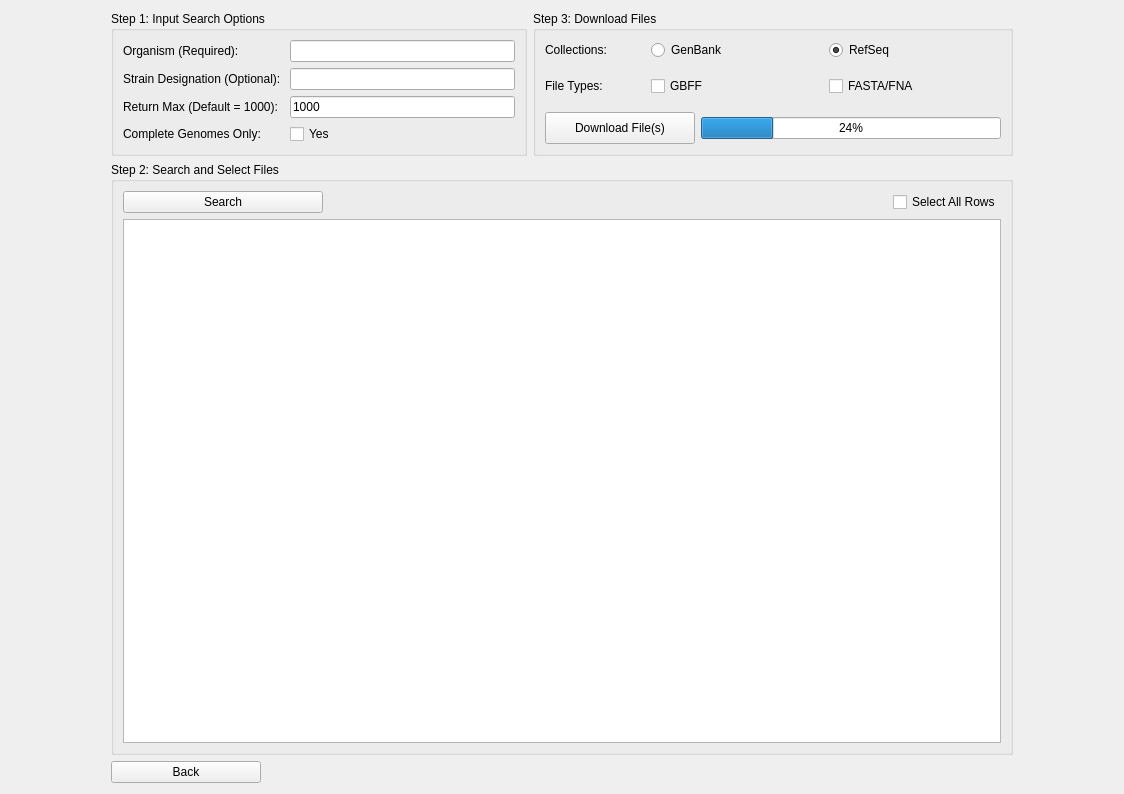
Before: the Qt Designer form ncbi.ui in TrinhLab/CASPERapp, drawn with Qt 5.
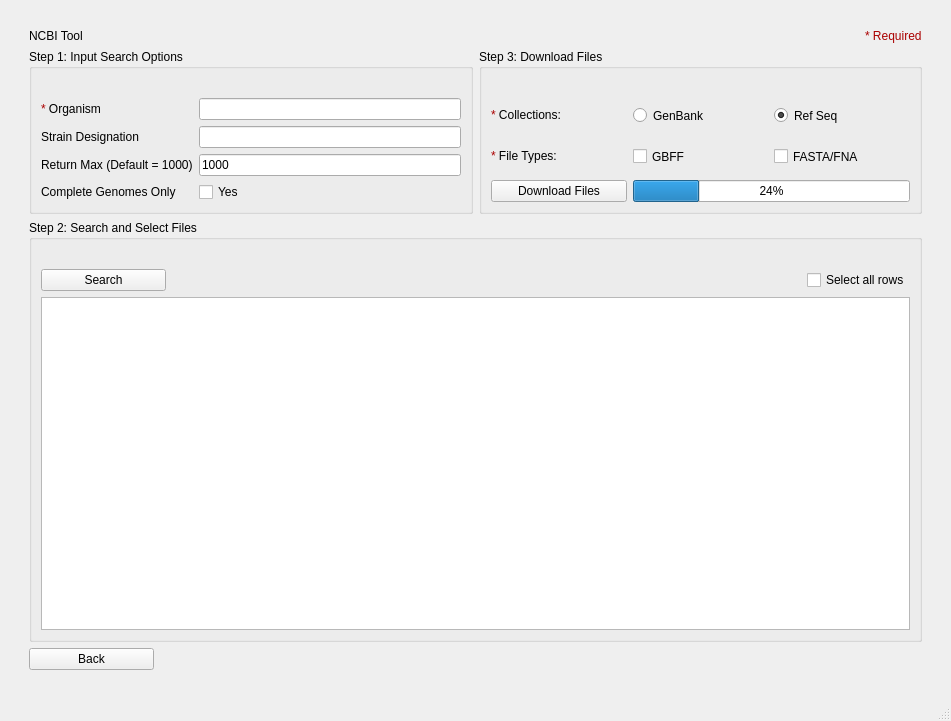
After: the same form once the commit is applied.

Commit message: adding dynamic scaling to gen lib and ncbi tool. Also fixed error in ncbi that would cause CASPER to crash if the user tried to rename a file with a filename that already existed in the CASPER DB directory.

```diff
--- a/ncbi.ui
+++ b/ncbi.ui
@@ -1,486 +1,473 @@
 <?xml version="1.0" encoding="UTF-8"?>
 <ui version="4.0">
- <class>Form</class>
- <widget class="QWidget" name="Form">
-  <property name="enabled">
-   <bool>true</bool>
-  </property>
+ <class>MainWindow</class>
+ <widget class="QMainWindow" name="MainWindow">
   <property name="geometry">
    <rect>
     <x>0</x>
     <y>0</y>
-    <width>1124</width>
-    <height>794</height>
+    <width>951</width>
+    <height>721</height>
    </rect>
   </property>
-  <property name="sizePolicy">
-   <sizepolicy hsizetype="Fixed" vsizetype="Preferred">
-    <horstretch>0</horstretch>
-    <verstretch>0</verstretch>
-   </sizepolicy>
-  </property>
-  <property name="font">
-   <font>
-    <family>Arial</family>
-    <weight>50</weight>
-    <italic>false</italic>
-    <bold>false</bold>
-   </font>
-  </property>
-  <property name="acceptDrops">
-   <bool>false</bool>
-  </property>
   <property name="windowTitle">
    <string>NCBI File Search</string>
   </property>
-  <property name="styleSheet">
-   <string notr="true"/>
-  </property>
-  <layout class="QGridLayout" name="gridLayout">
-   <property name="sizeConstraint">
-    <enum>QLayout::SetDefaultConstraint</enum>
-   </property>
-   <item row="0" column="1" colspan="3">
-    <widget class="QGroupBox" name="Step1">
-     <property name="title">
-      <string>Step 1: Input Search Options</string>
-     </property>
-     <layout class="QGridLayout" name="gridLayout_4">
-      <item row="0" column="0">
-       <layout class="QGridLayout" name="gridLayout_2">
-        <property name="sizeConstraint">
-         <enum>QLayout::SetDefaultConstraint</enum>
+  <widget class="QWidget" name="centralwidget">
+   <layout class="QGridLayout" name="gridLayout">
+    <item row="0" column="1">
+     <spacer name="verticalSpacer_2">
+      <property name="orientation">
+       <enum>Qt::Vertical</enum>
+      </property>
+      <property name="sizeType">
+       <enum>QSizePolicy::Fixed</enum>
+      </property>
+      <property name="sizeHint" stdset="0">
+       <size>
+        <width>20</width>
+        <height>20</height>
+       </size>
+      </property>
+     </spacer>
+    </item>
+    <item row="1" column="3">
+     <spacer name="horizontalSpacer_2">
+      <property name="orientation">
+       <enum>Qt::Horizontal</enum>
+      </property>
+      <property name="sizeType">
+       <enum>QSizePolicy::Fixed</enum>
+      </property>
+      <property name="sizeHint" stdset="0">
+       <size>
+        <width>20</width>
+        <height>20</height>
+       </size>
+      </property>
+     </spacer>
+    </item>
+    <item row="1" column="1">
+     <layout class="QGridLayout" name="gridLayout_3">
+      <item row="2" column="0" colspan="2">
+       <widget class="QGroupBox" name="Step2">
+        <property name="sizePolicy">
+         <sizepolicy hsizetype="Expanding" vsizetype="Minimum">
+          <horstretch>0</horstretch>
+          <verstretch>0</verstretch>
+         </sizepolicy>
         </property>
-        <item row="1" column="0">
-         <widget class="QLabel" name="infra_name_label">
-          <property name="font">
-           <font>
-            <family>Arial</family>
-            <weight>50</weight>
-            <italic>false</italic>
-            <bold>false</bold>
-           </font>
-          </property>
-          <property name="text">
-           <string>Strain Designation (Optional): </string>
-          </property>
-          <property name="alignment">
-           <set>Qt::AlignLeading|Qt::AlignLeft|Qt::AlignVCenter</set>
-          </property>
-         </widget>
-        </item>
-        <item row="3" column="0">
-         <widget class="QLabel" name="genome_label">
-          <property name="maximumSize">
-           <size>
-            <width>16777215</width>
-            <height>16777215</height>
-           </size>
-          </property>
-          <property name="font">
-           <font>
-            <family>Arial</family>
-            <weight>50</weight>
-            <italic>false</italic>
-            <bold>false</bold>
-           </font>
-          </property>
-          <property name="toolTip">
-           <string>Only display entries classified as &quot;Complete Genomes&quot; by NCBI</string>
-          </property>
-          <property name="text">
-           <string>Complete Genomes Only:</string>
-          </property>
-          <property name="alignment">
-           <set>Qt::AlignLeading|Qt::AlignLeft|Qt::AlignVCenter</set>
-          </property>
-         </widget>
-        </item>
-        <item row="0" column="1">
-         <widget class="QLineEdit" name="organism_line_edit">
-          <property name="minimumSize">
-           <size>
-            <width>225</width>
-            <height>21</height>
-           </size>
-          </property>
-          <property name="maximumSize">
-           <size>
-            <width>400</width>
-            <height>16777215</height>
-           </size>
-          </property>
-          <property name="font">
-           <font>
-            <family>Arial</family>
-            <weight>50</weight>
-            <italic>false</italic>
-            <bold>false</bold>
-           </font>
-          </property>
-         </widget>
-        </item>
-        <item row="2" column="1">
-         <widget class="QLineEdit" name="ret_max_line_edit">
-          <property name="maximumSize">
-           <size>
-            <width>400</width>
-            <height>16777215</height>
-           </size>
-          </property>
-          <property name="font">
-           <font>
-            <family>Arial</family>
-            <weight>50</weight>
-            <italic>false</italic>
-            <bold>false</bold>
-           </font>
-          </property>
-          <property name="text">
-           <string>1000</string>
-          </property>
-         </widget>
-        </item>
-        <item row="1" column="1">
-         <widget class="QLineEdit" name="infra_name_line_edit">
-          <property name="maximumSize">
-           <size>
-            <width>400</width>
-            <height>16777215</height>
-           </size>
-          </property>
-          <property name="font">
-           <font>
-            <family>Arial</family>
-            <weight>50</weight>
-            <italic>false</italic>
-            <bold>false</bold>
-           </font>
-          </property>
-         </widget>
-        </item>
-        <item row="2" column="0">
-         <widget class="QLabel" name="ret_max_label">
-          <property name="font">
-           <font>
-            <family>Arial</family>
-            <weight>50</weight>
-            <italic>false</italic>
-            <bold>false</bold>
-           </font>
-          </property>
-          <property name="toolTip">
-           <string>Number of search results to return</string>
-          </property>
-          <property name="text">
-           <string>Return Max (Default = 1000):</string>
-          </property>
-         </widget>
-        </item>
-        <item row="0" column="0">
-         <widget class="QLabel" name="organism_label">
-          <property name="font">
-           <font>
-            <family>Arial</family>
-            <weight>50</weight>
-            <italic>false</italic>
-            <bold>false</bold>
-           </font>
-          </property>
-          <property name="text">
-           <string>Organism (Required): </string>
-          </property>
-          <property name="alignment">
-           <set>Qt::AlignLeading|Qt::AlignLeft|Qt::AlignVCenter</set>
-          </property>
-         </widget>
-        </item>
-        <item row="3" column="1">
-         <widget class="QCheckBox" name="yes_box">
-          <property name="text">
-           <string>Yes</string>
-          </property>
-         </widget>
-        </item>
-       </layout>
+        <property name="title">
+         <string>Step 2: Search and Select Files</string>
+        </property>
+        <layout class="QGridLayout" name="gridLayout_8">
+         <item row="1" column="0" alignment="Qt::AlignLeft">
+          <widget class="QPushButton" name="search_button">
+           <property name="sizePolicy">
+            <sizepolicy hsizetype="Minimum" vsizetype="Preferred">
+             <horstretch>0</horstretch>
+             <verstretch>0</verstretch>
+            </sizepolicy>
+           </property>
+           <property name="minimumSize">
+            <size>
+             <width>125</width>
+             <height>0</height>
+            </size>
+           </property>
+           <property name="text">
+            <string>Search</string>
+           </property>
+          </widget>
+         </item>
+         <item row="1" column="1" alignment="Qt::AlignRight">
+          <widget class="QCheckBox" name="all_rows">
+           <property name="sizePolicy">
+            <sizepolicy hsizetype="Preferred" vsizetype="Preferred">
+             <horstretch>0</horstretch>
+             <verstretch>0</verstretch>
+            </sizepolicy>
+           </property>
+           <property name="text">
+            <string>Select all rows</string>
+           </property>
+          </widget>
+         </item>
+         <item row="2" column="0" colspan="2">
+          <widget class="QTableView" name="ncbi_table">
+           <property name="sizePolicy">
+            <sizepolicy hsizetype="Preferred" vsizetype="Expanding">
+             <horstretch>0</horstretch>
+             <verstretch>0</verstretch>
+            </sizepolicy>
+           </property>
+          </widget>
+         </item>
+         <item row="0" column="0" colspan="2">
+          <widget class="QLabel" name="spacer2">
+           <property name="sizePolicy">
+            <sizepolicy hsizetype="Preferred" vsizetype="Fixed">
+             <horstretch>0</horstretch>
+             <verstretch>0</verstretch>
+            </sizepolicy>
+           </property>
+           <property name="text">
+            <string/>
+           </property>
+          </widget>
+         </item>
+        </layout>
+       </widget>
       </item>
-     </layout>
-    </widget>
-   </item>
-   <item row="0" column="0">
-    <spacer name="horizontalSpacer">
-     <property name="orientation">
-      <enum>Qt::Horizontal</enum>
-     </property>
-     <property name="sizeHint" stdset="0">
-      <size>
-       <width>40</width>
-       <height>20</height>
-      </size>
-     </property>
-    </spacer>
-   </item>
-   <item row="0" column="4" colspan="3">
-    <widget class="QGroupBox" name="Step3">
-     <property name="title">
-      <string>Step 3: Download Files</string>
-     </property>
-     <layout class="QGridLayout" name="gridLayout_5">
-      <item row="2" column="1" colspan="2">
-       <widget class="QProgressBar" name="progressBar">
+      <item row="3" column="0" alignment="Qt::AlignLeft">
+       <widget class="QPushButton" name="back_button">
         <property name="sizePolicy">
-         <sizepolicy hsizetype="Fixed" vsizetype="Fixed">
+         <sizepolicy hsizetype="Minimum" vsizetype="Preferred">
           <horstretch>0</horstretch>
           <verstretch>0</verstretch>
          </sizepolicy>
         </property>
         <property name="minimumSize">
          <size>
-          <width>300</width>
+          <width>125</width>
           <height>0</height>
          </size>
         </property>
-        <property name="maximumSize">
-         <size>
-          <width>15605005</width>
-          <height>16777215</height>
-         </size>
+        <property name="text">
+         <string>Back</string>
         </property>
-        <property name="value">
-         <number>24</number>
-        </property>
        </widget>
       </item>
-      <item row="2" column="0">
-       <widget class="QPushButton" name="download_button">
-        <property name="minimumSize">
-         <size>
-          <width>150</width>
-          <height>32</height>
-         </size>
+      <item row="0" column="0" alignment="Qt::AlignLeft">
+       <widget class="QLabel" name="title">
+        <property name="sizePolicy">
+         <sizepolicy hsizetype="Fixed" vsizetype="Fixed">
+          <horstretch>0</horstretch>
+          <verstretch>0</verstretch>
+         </sizepolicy>
         </property>
-        <property name="maximumSize">
-         <size>
-          <width>16777215</width>
-          <height>32</height>
-         </size>
+        <property name="text">
+         <string>NCBI Tool</string>
         </property>
-        <property name="font">
-         <font>
-          <family>Arial</family>
-          <weight>50</weight>
-          <italic>false</italic>
-          <bold>false</bold>
-         </font>
+       </widget>
+      </item>
+      <item row="0" column="1" alignment="Qt::AlignRight">
+       <widget class="QLabel" name="label_6">
+        <property name="sizePolicy">
+         <sizepolicy hsizetype="Fixed" vsizetype="Fixed">
+          <horstretch>0</horstretch>
+          <verstretch>0</verstretch>
+         </sizepolicy>
         </property>
         <property name="text">
-         <string>Download File(s)</string>
+         <string>&lt;html&gt;&lt;head/&gt;&lt;body&gt;&lt;p&gt;&lt;span style=&quot; color:#aa0000;&quot;&gt;* Required&lt;/span&gt;&lt;/p&gt;&lt;/body&gt;&lt;/html&gt;</string>
         </property>
+        <property name="textFormat">
+         <enum>Qt::RichText</enum>
+        </property>
        </widget>
       </item>
-      <item row="0" column="0" colspan="3">
-       <layout class="QGridLayout" name="gridLayout_3">
-        <property name="sizeConstraint">
-         <enum>QLayout::SetDefaultConstraint</enum>
-        </property>
-        <item row="0" column="0">
-         <widget class="QLabel" name="collection_label">
-          <property name="maximumSize">
-           <size>
-            <width>100</width>
-            <height>16777215</height>
-           </size>
-          </property>
-          <property name="font">
-           <font>
-            <family>Arial</family>
-            <weight>50</weight>
-            <italic>false</italic>
-            <bold>false</bold>
-           </font>
-          </property>
-          <property name="toolTip">
-           <string>These are the databases that files are downloaded from. Refseq is considered the gold standard for annotations and assemblies. It is HIGHLY recommended to use Refseq if available for the genome of interest.</string>
-          </property>
-          <property name="text">
-           <string>Collections:</string>
-          </property>
-          <property name="alignment">
-           <set>Qt::AlignLeading|Qt::AlignLeft|Qt::AlignVCenter</set>
-          </property>
-         </widget>
-        </item>
-        <item row="1" column="0" rowspan="2">
-         <widget class="QLabel" name="label_3">
-          <property name="maximumSize">
-           <size>
-            <width>100</width>
-            <height>16777215</height>
-           </size>
-          </property>
-          <property name="font">
-           <font>
-            <family>Arial</family>
-            <weight>50</weight>
-            <italic>false</italic>
-            <bold>false</bold>
-           </font>
-          </property>
-          <property name="toolTip">
-           <string>These are the file types that you are choosing to download. GBFF = annotation file, FASTA/FNA = genomic sequence file.</string>
-          </property>
-          <property name="text">
-           <string>File Types:</string>
-          </property>
-          <property name="alignment">
-           <set>Qt::AlignLeading|Qt::AlignLeft|Qt::AlignVCenter</set>
-          </property>
-         </widget>
-        </item>
-        <item row="1" column="1" rowspan="2" colspan="2">
-         <layout class="QHBoxLayout" name="horizontalLayout">
-          <item>
-           <widget class="QCheckBox" name="gbff_checkbox">
-            <property name="text">
-             <string>GBFF</string>
-            </property>
-           </widget>
-          </item>
-          <item>
-           <widget class="QCheckBox" name="fna_checkbox">
-            <property name="text">
-             <string>FASTA/FNA</string>
-            </property>
-           </widget>
-          </item>
-         </layout>
-        </item>
-        <item row="0" column="1" colspan="2">
-         <layout class="QHBoxLayout" name="horizontalLayout_2">
-          <item>
-           <widget class="QRadioButton" name="genbank_checkbox">
-            <property name="text">
-             <string>GenBank</string>
-            </property>
-            <property name="checked">
-             <bool>false</bool>
-            </property>
-           </widget>
-          </item>
-          <item>
-           <widget class="QRadioButton" name="refseq_checkbox">
-            <property name="text">
-             <string>RefSeq</string>
-            </property>
-            <property name="checked">
-             <bool>true</bool>
-            </property>
-           </widget>
-          </item>
-         </layout>
-        </item>
-       </layout>
-      </item>
-     </layout>
-    </widget>
-   </item>
-   <item row="0" column="7">
-    <spacer name="horizontalSpacer_2">
-     <property name="orientation">
-      <enum>Qt::Horizontal</enum>
-     </property>
-     <property name="sizeHint" stdset="0">
-      <size>
-       <width>30</width>
-       <height>20</height>
-      </size>
-     </property>
-    </spacer>
-   </item>
-   <item row="1" column="1" colspan="6">
-    <widget class="QGroupBox" name="Step2">
-     <property name="title">
-      <string>Step 2: Search and Select Files</string>
-     </property>
-     <layout class="QGridLayout" name="gridLayout_6">
-      <item row="2" column="0" colspan="4">
-       <widget class="QTableView" name="ncbi_table">
+      <item row="1" column="1">
+       <widget class="QGroupBox" name="Step3">
         <property name="sizePolicy">
-         <sizepolicy hsizetype="Expanding" vsizetype="Expanding">
+         <sizepolicy hsizetype="Expanding" vsizetype="Minimum">
           <horstretch>0</horstretch>
           <verstretch>0</verstretch>
          </sizepolicy>
         </property>
-        <property name="minimumSize">
-         <size>
-          <width>400</width>
-          <height>400</height>
-         </size>
+        <property name="title">
+         <string>Step 3: Download Files</string>
         </property>
-        <property name="maximumSize">
-         <size>
-          <width>1000</width>
-          <height>16777215</height>
-         </size>
-        </property>
-        <attribute name="horizontalHeaderDefaultSectionSize">
-         <number>59</number>
-        </attribute>
+        <layout class="QGridLayout" name="gridLayout_6">
+         <item row="3" column="0">
+          <widget class="QPushButton" name="download_button">
+           <property name="sizePolicy">
+            <sizepolicy hsizetype="Preferred" vsizetype="Fixed">
+             <horstretch>0</horstretch>
+             <verstretch>0</verstretch>
+            </sizepolicy>
+           </property>
+           <property name="text">
+            <string>Download Files</string>
+           </property>
+          </widget>
+         </item>
+         <item row="2" column="1">
+          <widget class="QCheckBox" name="gbff_checkbox">
+           <property name="sizePolicy">
+            <sizepolicy hsizetype="Preferred" vsizetype="Preferred">
+             <horstretch>0</horstretch>
+             <verstretch>0</verstretch>
+            </sizepolicy>
+           </property>
+           <property name="text">
+            <string>GBFF</string>
+           </property>
+          </widget>
+         </item>
+         <item row="3" column="1" colspan="2">
+          <widget class="QProgressBar" name="progressBar">
+           <property name="sizePolicy">
+            <sizepolicy hsizetype="Preferred" vsizetype="Fixed">
+             <horstretch>0</horstretch>
+             <verstretch>0</verstretch>
+            </sizepolicy>
+           </property>
+           <property name="value">
+            <number>24</number>
+           </property>
+          </widget>
+         </item>
+         <item row="2" column="0">
+          <widget class="QLabel" name="label_8">
+           <property name="sizePolicy">
+            <sizepolicy hsizetype="Preferred" vsizetype="Preferred">
+             <horstretch>0</horstretch>
+             <verstretch>0</verstretch>
+            </sizepolicy>
+           </property>
+           <property name="text">
+            <string>&lt;html&gt;&lt;head/&gt;&lt;body&gt;&lt;p&gt;&lt;span style=&quot; color:#aa0000;&quot;&gt;*&lt;/span&gt; File Types:&lt;/p&gt;&lt;/body&gt;&lt;/html&gt;</string>
+           </property>
+          </widget>
+         </item>
+         <item row="1" column="1">
+          <widget class="QRadioButton" name="genbank_checkbox">
+           <property name="sizePolicy">
+            <sizepolicy hsizetype="Preferred" vsizetype="Preferred">
+             <horstretch>0</horstretch>
+             <verstretch>0</verstretch>
+            </sizepolicy>
+           </property>
+           <property name="text">
+            <string>GenBank</string>
+           </property>
+          </widget>
+         </item>
+         <item row="1" column="2">
+          <widget class="QRadioButton" name="refseq_checkbox">
+           <property name="sizePolicy">
+            <sizepolicy hsizetype="Preferred" vsizetype="Preferred">
+             <horstretch>0</horstretch>
+             <verstretch>0</verstretch>
+            </sizepolicy>
+           </property>
+           <property name="text">
+            <string>Ref Seq</string>
+           </property>
+           <property name="checked">
+            <bool>true</bool>
+           </property>
+          </widget>
+         </item>
+         <item row="2" column="2">
+          <widget class="QCheckBox" name="fna_checkbox">
+           <property name="sizePolicy">
+            <sizepolicy hsizetype="Preferred" vsizetype="Preferred">
+             <horstretch>0</horstretch>
+             <verstretch>0</verstretch>
+            </sizepolicy>
+           </property>
+           <property name="text">
+            <string>FASTA/FNA</string>
+           </property>
+          </widget>
+         </item>
+         <item row="1" column="0">
+          <widget class="QLabel" name="label_7">
+           <property name="sizePolicy">
+            <sizepolicy hsizetype="Preferred" vsizetype="Preferred">
+             <horstretch>0</horstretch>
+             <verstretch>0</verstretch>
+            </sizepolicy>
+           </property>
+           <property name="text">
+            <string>&lt;html&gt;&lt;head/&gt;&lt;body&gt;&lt;p&gt;&lt;span style=&quot; color:#aa0000;&quot;&gt;*&lt;/span&gt; Collections:&lt;/p&gt;&lt;/body&gt;&lt;/html&gt;</string>
+           </property>
+          </widget>
+         </item>
+         <item row="0" column="0" colspan="3">
+          <widget class="QLabel" name="spacer3">
+           <property name="sizePolicy">
+            <sizepolicy hsizetype="Preferred" vsizetype="Fixed">
+             <horstretch>0</horstretch>
+             <verstretch>0</verstretch>
+            </sizepolicy>
+           </property>
+           <property name="text">
+            <string/>
+           </property>
+          </widget>
+         </item>
+        </layout>
        </widget>
       </item>
       <item row="1" column="0">
-       <widget class="QPushButton" name="search_button">
-        <property name="maximumSize">
-         <size>
-          <width>200</width>
-          <height>16777215</height>
-         </size>
+       <widget class="QGroupBox" name="Step1">
+        <property name="sizePolicy">
+         <sizepolicy hsizetype="Expanding" vsizetype="Minimum">
+          <horstretch>0</horstretch>
+          <verstretch>0</verstretch>
+         </sizepolicy>
         </property>
-        <property name="font">
-         <font>
-          <family>Arial</family>
-          <weight>50</weight>
-          <italic>false</italic>
-          <bold>false</bold>
-         </font>
+        <property name="title">
+         <string>Step 1: Input Search Options</string>
         </property>
-        <property name="text">
-         <string>Search</string>
-        </property>
-       </widget>
-      </item>
-      <item row="1" column="3" alignment="Qt::AlignRight">
-       <widget class="QCheckBox" name="all_rows">
-        <property name="font">
-         <font>
-          <family>Arial</family>
-          <weight>50</weight>
-          <italic>false</italic>
-          <bold>false</bold>
-         </font>
-        </property>
-        <property name="text">
-         <string>Select All Rows</string>
-        </property>
+        <layout class="QGridLayout" name="gridLayout_7">
+         <item row="2" column="2">
+          <widget class="QLineEdit" name="infra_name_line_edit">
+           <property name="sizePolicy">
+            <sizepolicy hsizetype="Minimum" vsizetype="Fixed">
+             <horstretch>0</horstretch>
+             <verstretch>0</verstretch>
+            </sizepolicy>
+           </property>
+          </widget>
+         </item>
+         <item row="1" column="1">
+          <widget class="QLabel" name="label_4">
+           <property name="sizePolicy">
+            <sizepolicy hsizetype="Fixed" vsizetype="Fixed">
+             <horstretch>0</horstretch>
+             <verstretch>0</verstretch>
+            </sizepolicy>
+           </property>
+           <property name="text">
+            <string>&lt;html&gt;&lt;head/&gt;&lt;body&gt;&lt;p&gt;&lt;span style=&quot; color:#aa0000;&quot;&gt;*&lt;/span&gt; Organism&lt;/p&gt;&lt;/body&gt;&lt;/html&gt;</string>
+           </property>
+           <property name="textFormat">
+            <enum>Qt::RichText</enum>
+           </property>
+          </widget>
+         </item>
+         <item row="4" column="2">
+          <widget class="QCheckBox" name="yes_box">
+           <property name="sizePolicy">
+            <sizepolicy hsizetype="Minimum" vsizetype="Fixed">
+             <horstretch>0</horstretch>
+             <verstretch>0</verstretch>
+            </sizepolicy>
+           </property>
+           <property name="text">
+            <string>Yes</string>
+           </property>
+          </widget>
+         </item>
+         <item row="4" column="1">
+          <widget class="QLabel" name="label">
+           <property name="sizePolicy">
+            <sizepolicy hsizetype="Fixed" vsizetype="Fixed">
+             <horstretch>0</horstretch>
+             <verstretch>0</verstretch>
+            </sizepolicy>
+           </property>
+           <property name="text">
+            <string>Complete Genomes Only</string>
+           </property>
+          </widget>
+         </item>
+         <item row="2" column="1">
+          <widget class="QLabel" name="label_3">
+           <property name="sizePolicy">
+            <sizepolicy hsizetype="Fixed" vsizetype="Fixed">
+             <horstretch>0</horstretch>
+             <verstretch>0</verstretch>
+            </sizepolicy>
+           </property>
+           <property name="text">
+            <string>Strain Designation</string>
+           </property>
+          </widget>
+         </item>
+         <item row="1" column="2">
+          <widget class="QLineEdit" name="organism_line_edit">
+           <property name="sizePolicy">
+            <sizepolicy hsizetype="Minimum" vsizetype="Fixed">
+             <horstretch>0</horstretch>
+             <verstretch>0</verstretch>
+            </sizepolicy>
+           </property>
+          </widget>
+         </item>
+         <item row="3" column="2">
+          <widget class="QLineEdit" name="ret_max_line_edit">
+           <property name="sizePolicy">
+            <sizepolicy hsizetype="Minimum" vsizetype="Fixed">
+             <horstretch>0</horstretch>
+             <verstretch>0</verstretch>
+            </sizepolicy>
+           </property>
+           <property name="text">
+            <string>1000</string>
+           </property>
+          </widget>
+         </item>
+         <item row="3" column="1">
+          <widget class="QLabel" name="label_2">
+           <property name="sizePolicy">
+            <sizepolicy hsizetype="Fixed" vsizetype="Fixed">
+             <horstretch>0</horstretch>
+             <verstretch>0</verstretch>
+            </sizepolicy>
+           </property>
+           <property name="text">
+            <string>Return Max (Default = 1000)</string>
+           </property>
+          </widget>
+         </item>
+         <item row="0" column="1" colspan="2">
+          <widget class="QLabel" name="spacer1">
+           <property name="sizePolicy">
+            <sizepolicy hsizetype="Preferred" vsizetype="Fixed">
+             <horstretch>0</horstretch>
+             <verstretch>0</verstretch>
+            </sizepolicy>
+           </property>
+           <property name="text">
+            <string/>
+           </property>
+          </widget>
+         </item>
+        </layout>
        </widget>
       </item>
      </layout>
-    </widget>
-   </item>
-   <item row="2" column="1">
-    <widget class="QPushButton" name="back_button">
-     <property name="minimumSize">
-      <size>
-       <width>150</width>
-       <height>0</height>
-      </size>
-     </property>
-     <property name="text">
-      <string>Back</string>
-     </property>
-    </widget>
-   </item>
-  </layout>
+    </item>
+    <item row="3" column="1">
+     <spacer name="verticalSpacer">
+      <property name="orientation">
+       <enum>Qt::Vertical</enum>
+      </property>
+      <property name="sizeType">
+       <enum>QSizePolicy::Fixed</enum>
+      </property>
+      <property name="sizeHint" stdset="0">
+       <size>
+        <width>20</width>
+        <height>20</height>
+       </size>
+      </property>
+     </spacer>
+    </item>
+    <item row="1" column="0">
+     <spacer name="horizontalSpacer">
+      <property name="orientation">
+       <enum>Qt::Horizontal</enum>
+      </property>
+      <property name="sizeType">
+       <enum>QSizePolicy::Fixed</enum>
+      </property>
+      <property name="sizeHint" stdset="0">
+       <size>
+        <width>20</width>
+        <height>20</height>
+       </size>
+      </property>
+     </spacer>
+    </item>
+   </layout>
+  </widget>
+  <widget class="QStatusBar" name="statusbar"/>
  </widget>
  <tabstops>
   <tabstop>organism_line_edit</tabstop>
```
Left out of the diff: 11 changed lines with no effect on the pictures. The commit also changes 9 other files.
